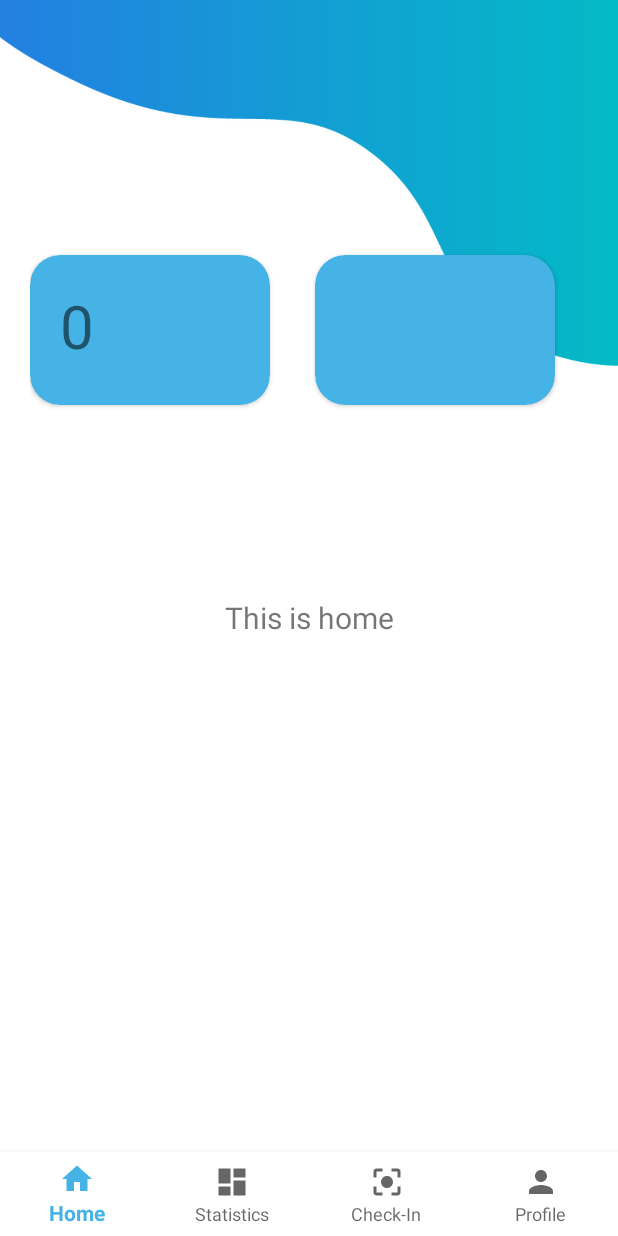
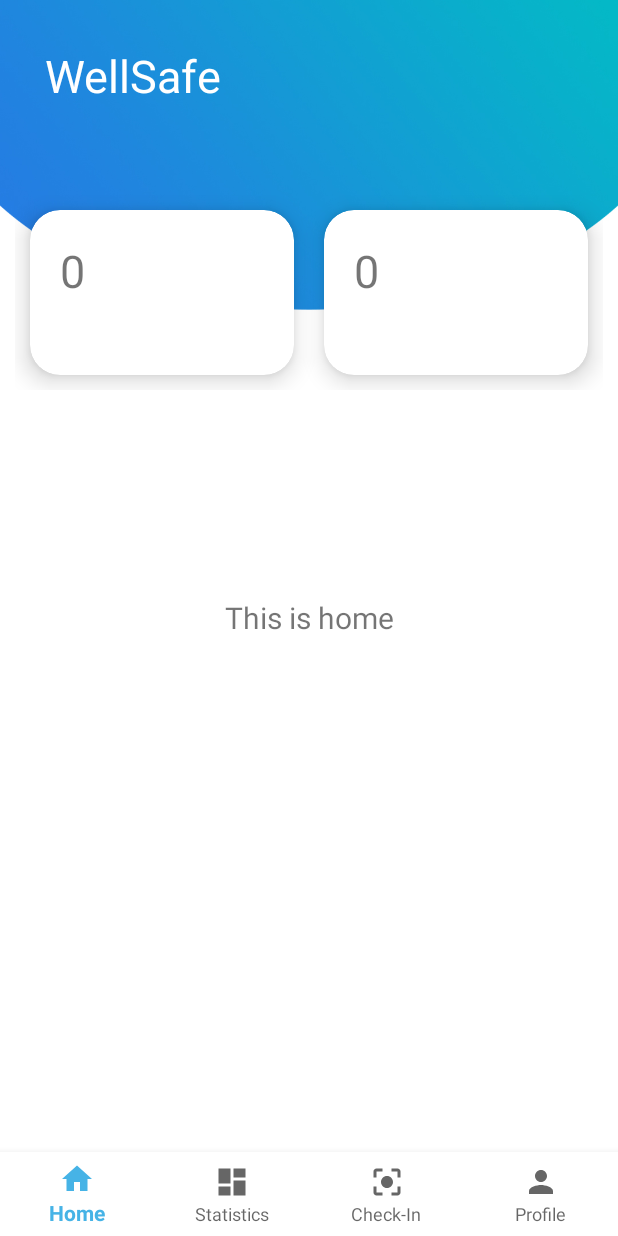
Before and after one commit to jonathanlee06/WellSafe, an Android app: the screen it shows after launch once a user with an empty profile is signed in (HomeActivity), on a phone screen of 412 x 824 dp. Run offline under Robolectric (Android 15) with nearby library versions, the phone set to English and light mode, and no system bars; our stand-ins replace Firebase (no records; nobody signed in at launch, a user with empty details on screens opened directly), Volley, navigation-ui; network calls fail.

Commit message:
Home Screen Design

```diff
--- a/app/src/main/AndroidManifest.xml
+++ b/app/src/main/AndroidManifest.xml
@@ -13,6 +13,7 @@
         android:supportsRtl="true"
         android:theme="@style/AppTheme">
         <activity android:name=".ui.checkin.CheckInCamera"></activity>
+        <activity android:name=".font.FontActivity"></activity>
         <activity
             android:name=".HomeActivity"
             android:label="@string/title_activity_home" />
--- a/app/src/main/java/com/example/wellsafe/SplashActivity.java
+++ b/app/src/main/java/com/example/wellsafe/SplashActivity.java
@@ -14,6 +14,7 @@ import com.android.volley.VolleyError;
 import com.android.volley.toolbox.JsonObjectRequest;
 import com.android.volley.toolbox.Volley;
 import com.example.wellsafe.api.FetchData;
+import com.example.wellsafe.font.FontActivity;
 import com.example.wellsafe.ui.home.HomeFragment;
 import com.example.wellsafe.ui.stats.StatsFragment;
 import com.google.firebase.auth.FirebaseAuth;
@@ -121,6 +122,7 @@ public class SplashActivity extends AppCompatActivity {
                             //totalCases = (TextView) getActivity().findViewById(R.id.totalCases);
                             String country = malaysiaData.getString("location");
                             HomeFragment.confirmed = malaysiaData.getInt("confirmed");
+                            HomeFragment.recovered = malaysiaData.getInt("recovered");
                             //Log.e("location response", malaysiaData.getString("data"));
                             //totalCases.setText(String.valueOf(confirmed));
                             //confirmedNum = data.getInt("deaths");
--- /dev/null
+++ b/app/src/main/java/com/example/wellsafe/font/FontActivity.java
@@ -0,0 +1,33 @@
+package com.example.wellsafe.font;
+
+import android.app.Activity;
+import android.graphics.Typeface;
+import android.os.Bundle;
+import android.widget.TextView;
+
+import com.example.wellsafe.R;
+
+import androidx.annotation.Nullable;
+import androidx.appcompat.app.AppCompatActivity;
+
+public class FontActivity extends AppCompatActivity {
+
+    private TextView title;
+
+    @Override
+    protected void onCreate(@Nullable Bundle savedInstanceState) {
+        super.onCreate(savedInstanceState);
+
+        title = (TextView) findViewById(R.id.homeTitle);
+
+        //Create Font
+        Typeface product_sans_regular = Typeface.createFromAsset(getAssets(), getString(R.string.product_sans_regular));
+        Typeface product_sans_bold = Typeface.createFromAsset(getAssets(), getString(R.string.product_sans_bold));
+        Typeface product_sans_italic = Typeface.createFromAsset(getAssets(), getString(R.string.product_sans_italic));
+        Typeface product_sans_bold_italic = Typeface.createFromAsset(getAssets(), getString(R.string.product_sans_bold_italic));
+
+        //Set Font
+        title.setTypeface(product_sans_bold);
+
+    }
+}
--- a/app/src/main/java/com/example/wellsafe/ui/home/HomeFragment.java
+++ b/app/src/main/java/com/example/wellsafe/ui/home/HomeFragment.java
@@ -20,6 +20,7 @@ import com.example.wellsafe.api.FetchData;
 import org.json.JSONArray;
 import org.json.JSONException;
 import org.json.JSONObject;
+import org.w3c.dom.Text;
 
 import java.lang.reflect.Array;
 import java.util.ArrayList;
@@ -38,6 +39,7 @@ public class HomeFragment extends Fragment {
     TextView totalCases;
     JSONObject malaysiaData;
     public static int confirmed;
+    public static int recovered;
 
 
     @Nullable
@@ -51,7 +53,9 @@ public class HomeFragment extends Fragment {
         } */
         view = inflater.inflate(R.layout.fragment_home, container, false);
         totalCases = (TextView) view.findViewById(R.id.totalCases);
+        TextView totalRecoveries = (TextView) view.findViewById(R.id.totalRecoveries);
         totalCases.setText(String.valueOf(confirmed));
+        totalRecoveries.setText(String.valueOf(recovered));
         return view;
     }
 
--- a/app/src/main/res/layout/fragment_home.xml
+++ b/app/src/main/res/layout/fragment_home.xml
@@ -4,16 +4,84 @@
     xmlns:tools="http://schemas.android.com/tools"
     android:layout_width="match_parent"
     android:layout_height="match_parent"
+    android:background="@drawable/back"
     tools:context=".ui.home.HomeFragment">
 
-    <ImageView
+    <TextView
+        android:id="@+id/homeTitle"
         android:layout_width="wrap_content"
         android:layout_height="wrap_content"
-        android:layout_alignTop="@+id/login_view"
-        android:layout_alignParentTop="true"
-        android:layout_alignParentBottom="true"
-        android:scaleType="centerCrop"
-        android:src="@drawable/login" />
+        android:padding="20dp"
+        android:layout_margin="10dp"
+        android:text="WellSafe"
+        android:textSize="30dp"
+        android:textColor="#fff"
+
+        />
+
+
+    <GridLayout
+        android:layout_width="match_parent"
+        android:layout_height="150dp"
+        android:layout_marginTop="120dp"
+        android:padding="10dp"
+        android:rowCount="1"
+        android:columnCount="2"
+        >
+        <androidx.cardview.widget.CardView
+            android:id="@+id/todayStats"
+            android:layout_width="wrap_content"
+            android:layout_height="wrap_content"
+            android:layout_row="0"
+            android:layout_column="0"
+            android:layout_gravity="fill"
+            android:layout_rowWeight="1"
+            android:layout_columnWeight="1"
+            android:layout_margin="10dp"
+            app:cardCornerRadius="20dp"
+            app:cardElevation="10dp"
+            app:cardBackgroundColor="#fff"
+            >
+
+            <TextView
+                android:id="@+id/totalCases"
+                android:layout_width="match_parent"
+                android:layout_height="match_parent"
+                android:padding="20dp"
+                android:text=" "
+                android:textSize="30dp"
+                />
+
+        </androidx.cardview.widget.CardView>
+
+        <androidx.cardview.widget.CardView
+            android:id="@+id/todayStats2"
+            android:layout_width="wrap_content"
+            android:layout_height="wrap_content"
+            android:layout_row="0"
+            android:layout_column="1"
+            android:layout_gravity="fill"
+            android:layout_rowWeight="1"
+            android:layout_columnWeight="1"
+            android:layout_margin="10dp"
+            app:cardCornerRadius="20dp"
+            app:cardElevation="10dp"
+            app:cardBackgroundColor="#fff"
+            >
+
+            <TextView
+                android:id="@+id/totalRecoveries"
+                android:layout_width="match_parent"
+                android:layout_height="match_parent"
+                android:padding="20dp"
+                android:text=" "
+                android:textSize="30dp"
+                />
+
+        </androidx.cardview.widget.CardView>
+
+
+    </GridLayout>
 
     <LinearLayout
         android:layout_width="match_parent"
@@ -21,8 +89,8 @@
         android:orientation="horizontal"
         android:padding="20dp"
         >
-        <androidx.cardview.widget.CardView
-            android:id="@+id/todayStats"
+        <!--<androidx.cardview.widget.CardView
+            android:id="@+id/todayStats1"
             android:layout_width="160dp"
             android:layout_height="100dp"
             android:layout_marginTop="150dp"
@@ -30,7 +98,7 @@
             app:cardBackgroundColor="@color/colorPrimary"
             >
             <TextView
-                android:id="@+id/totalCases"
+                android:id="@+id/totalCases1"
                 android:layout_width="match_parent"
                 android:layout_height="match_parent"
                 android:padding="20dp"
@@ -38,9 +106,9 @@
                 android:textSize="40dp"
                 />
 
-        </androidx.cardview.widget.CardView>
+        </androidx.cardview.widget.CardView>-->
 
-        <androidx.cardview.widget.CardView
+        <!--<androidx.cardview.widget.CardView
             android:id="@+id/totalStats"
             android:layout_width="160dp"
             android:layout_height="100dp"
@@ -49,7 +117,7 @@
             android:layout_toRightOf="@+id/todayStats"
             app:cardCornerRadius="20dp"
             app:cardBackgroundColor="@color/colorPrimary"
-            />
+            />-->
 
     </LinearLayout>
 
--- a/app/src/main/res/values/strings.xml
+++ b/app/src/main/res/values/strings.xml
@@ -1,6 +1,7 @@
 <resources>
     <string name="app_name">WellSafe</string>
     <string name="action_settings">Settings</string>
+
 
     <string name="password_hint">Password</string>
     <string name="phone_hint">Phone Number</string>
@@ -33,4 +34,11 @@
     <string name="title_stats">Statistics</string>
     <string name="title_scan">Check-In</string>
     <string name="title_profile">Profile</string>
+
+    <!--Fonts-->
+    <string name="product_sans_regular">font/product_sans_regular.ttf</string>
+    <string name="product_sans_bold">font/product_sans_bold.ttf</string>
+    <string name="product_sans_italic">font/product_sans_italic.ttf</string>
+    <string name="product_sans_bold_italic">font/product_sans_bold_italic.ttf</string>
+
 </resources>
```
Also changed, not shown: app/src/main/res/drawable/back.jpg (added), app/src/main/res/font/product_sans_bold.ttf (added), app/src/main/res/font/product_sans_bold_italic.ttf (added), app/src/main/res/font/product_sans_italic.ttf (added), app/src/main/res/font/product_sans_regular.ttf (added).
